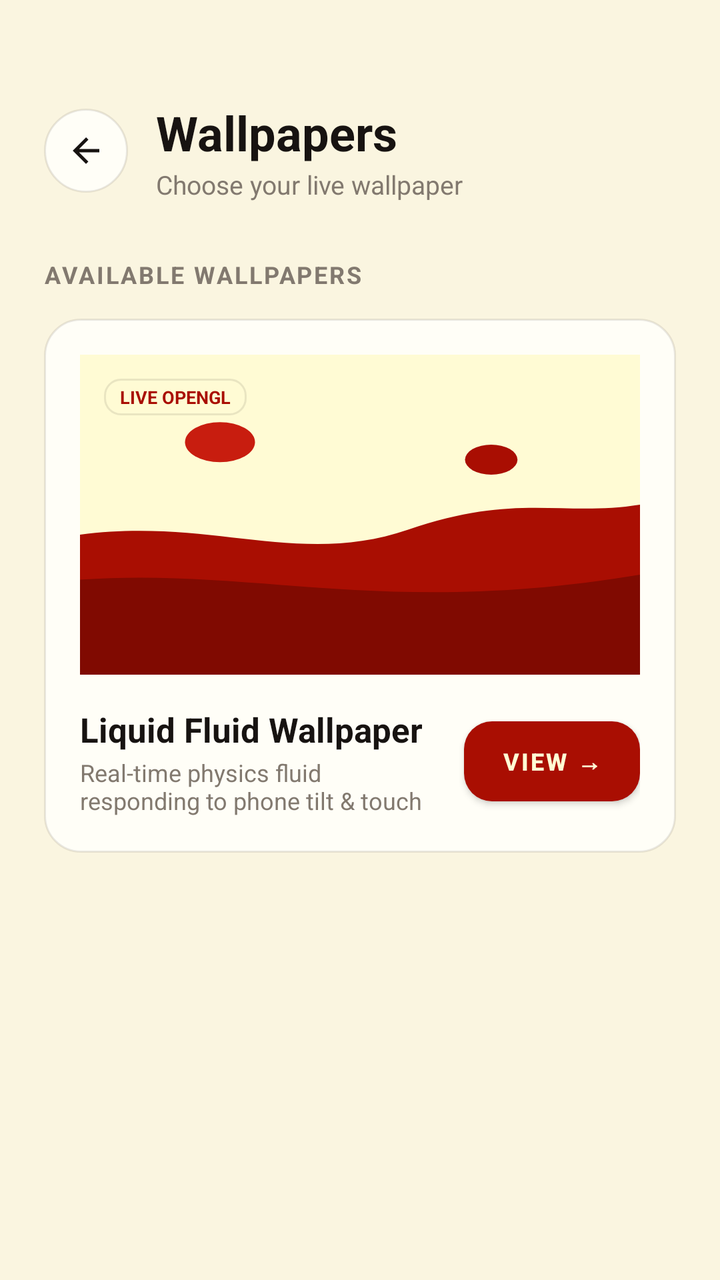
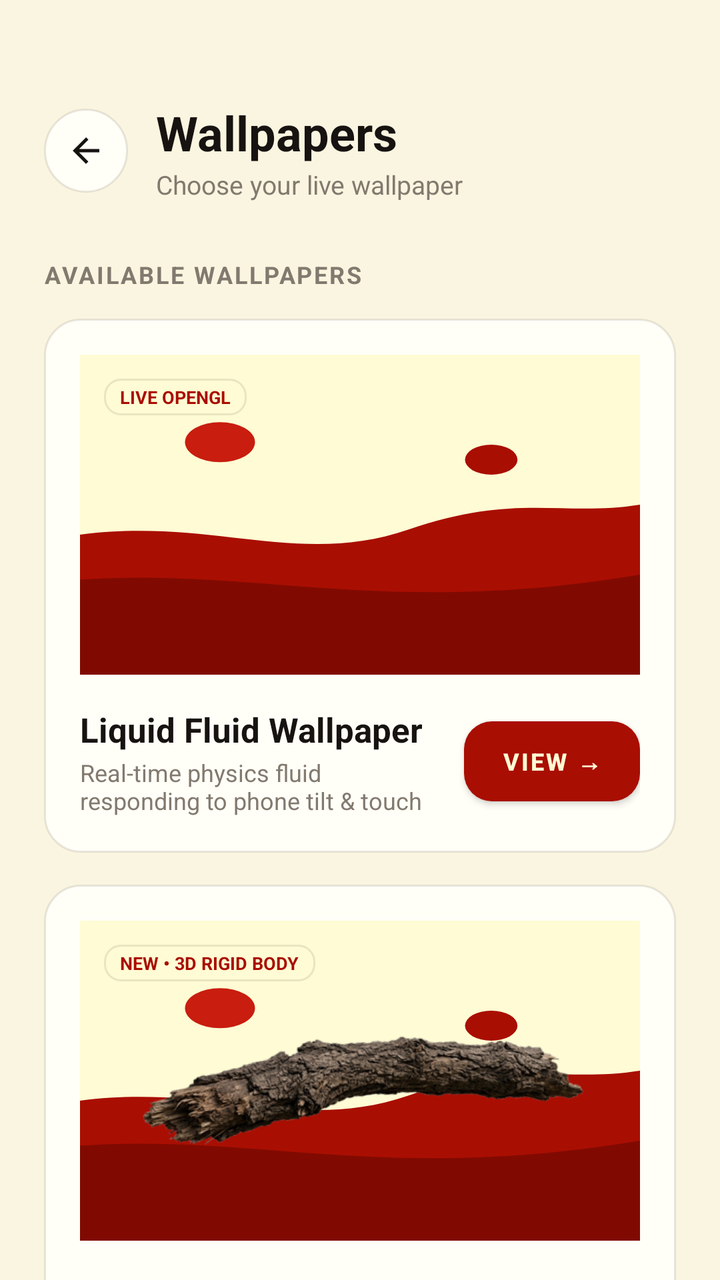

Before-and-after screenshots of an Android layout around one commit, followed by the original layout XML and the change that was made.
<!-- AndroidManifest.xml: application theme AppTheme -->
<!-- res/layout/fragment_wallpaper_list.xml -->
<?xml version="1.0" encoding="utf-8"?>
<ScrollView xmlns:android="http://schemas.android.com/apk/res/android"
    android:id="@+id/scrollWallpaperList"
    android:layout_width="match_parent"
    android:layout_height="match_parent"
    android:fillViewport="true"
    android:scrollbars="none"
    android:background="@color/bg_canvas">

    <LinearLayout
        android:layout_width="match_parent"
        android:layout_height="wrap_content"
        android:orientation="vertical"
        android:paddingStart="22dp"
        android:paddingEnd="22dp"
        android:paddingTop="50dp"
        android:paddingBottom="100dp">

        
        <LinearLayout
            android:layout_width="match_parent"
            android:layout_height="wrap_content"
            android:orientation="horizontal"
            android:gravity="center_vertical"
            android:layout_marginBottom="28dp">

            <ImageView
                android:id="@+id/btnWallpaperListBack"
                android:layout_width="42dp"
                android:layout_height="42dp"
                android:background="@drawable/btn_icon_circle"
                android:src="@drawable/ic_back_arrow"
                android:padding="11dp"
                android:layout_marginEnd="14dp"
                android:contentDescription="Back to Home" />

            <LinearLayout
                android:layout_width="0dp"
                android:layout_height="wrap_content"
                android:layout_weight="1"
                android:orientation="vertical">

                <TextView
                    android:layout_width="wrap_content"
                    android:layout_height="wrap_content"
                    android:text="Wallpapers"
                    android:textSize="24sp"
                    android:textStyle="bold"
                    android:textColor="@color/text_display" />

                <TextView
                    android:layout_width="wrap_content"
                    android:layout_height="wrap_content"
                    android:text="Choose your live wallpaper"
                    android:textSize="13sp"
                    android:textColor="@color/text_secondary"
                    android:layout_marginTop="1dp" />
            </LinearLayout>
        </LinearLayout>

        
        <TextView
            android:layout_width="wrap_content"
            android:layout_height="wrap_content"
            android:text="AVAILABLE WALLPAPERS"
            android:textSize="12sp"
            android:textStyle="bold"
            android:textColor="@color/brand_warm_grey"
            android:letterSpacing="0.08"
            android:layout_marginBottom="14dp" />

        
        <LinearLayout
            android:id="@+id/cardWallpaperCatalogItem"
            android:layout_width="match_parent"
            android:layout_height="wrap_content"
            android:orientation="vertical"
            android:background="@drawable/card_clean_white"
            android:padding="18dp"
            android:clickable="true"
            android:focusable="true"
            android:layout_marginBottom="16dp">

            
            <FrameLayout
                android:layout_width="match_parent"
                android:layout_height="160dp"
                android:background="@drawable/wallpaper_thumb"
                android:layout_marginBottom="16dp">

                <TextView
                    android:layout_width="wrap_content"
                    android:layout_height="wrap_content"
                    android:text="LIVE OPENGL"
                    android:textSize="9sp"
                    android:textStyle="bold"
                    android:textColor="@color/brand_milano_red"
                    android:background="@drawable/pill_badge_cream"
                    android:paddingStart="8dp"
                    android:paddingEnd="8dp"
                    android:paddingTop="3dp"
                    android:paddingBottom="3dp"
                    android:layout_gravity="top|start"
                    android:layout_margin="12dp" />
            </FrameLayout>

            <LinearLayout
                android:layout_width="match_parent"
                android:layout_height="wrap_content"
                android:orientation="horizontal"
                android:gravity="center_vertical">

                <LinearLayout
                    android:layout_width="0dp"
                    android:layout_height="wrap_content"
                    android:layout_weight="1"
                    android:orientation="vertical">

                    <TextView
                        android:layout_width="wrap_content"
                        android:layout_height="wrap_content"
                        android:text="Liquid Fluid Wallpaper"
                        android:textSize="17sp"
                        android:textStyle="bold"
                        android:textColor="@color/text_display" />

                    <TextView
                        android:layout_width="wrap_content"
                        android:layout_height="wrap_content"
                        android:text="Real-time physics fluid responding to phone tilt &amp; touch"
                        android:textSize="12sp"
                        android:textColor="@color/text_secondary"
                        android:layout_marginTop="2dp" />
                </LinearLayout>

                <Button
                    android:id="@+id/btnViewWallpaper"
                    android:layout_width="wrap_content"
                    android:layout_height="40dp"
                    android:text="View →"
                    android:textSize="12sp"
                    android:textStyle="bold"
                    android:textColor="@color/brand_lemon_chiffon"
                    android:background="@drawable/btn_primary_red"
                    android:paddingStart="16dp"
                    android:paddingEnd="16dp"
                    android:layout_marginStart="10dp" />
            </LinearLayout>
        </LinearLayout>

    </LinearLayout>
</ScrollView>
<!-- resources referenced by this layout -->
<resources>
  <color name="bg_canvas">#FAF5E0</color>
  <color name="brand_lemon_chiffon">#FFFBD4</color>
  <color name="brand_milano_red">#A90E02</color>
  <color name="brand_warm_grey">#82796F</color>
  <color name="text_display">#171311</color>
  <color name="text_secondary">#82796F</color>
  <!-- drawable btn_icon_circle (drawable) -->
  <?xml version="1.0" encoding="utf-8"?>
  <ripple xmlns:android="http://schemas.android.com/apk/res/android"
      android:color="@color/brand_milano_red_subtle">
      <item>
          <shape android:shape="oval">
              <solid android:color="@color/brand_warm_white" />
              <stroke android:width="1dp" android:color="@color/brand_border_subtle" />
          </shape>
      </item>
  </ripple>
  <!-- drawable btn_primary_red (drawable) -->
  <?xml version="1.0" encoding="utf-8"?>
  <ripple xmlns:android="http://schemas.android.com/apk/res/android"
      android:color="#33FFFFFF">
      <item>
          <shape android:shape="rectangle">
              <gradient
                  android:angle="0"
                  android:startColor="@color/brand_milano_red"
                  android:endColor="@color/brand_milano_red_light"
                  android:type="linear" />
              <corners android:radius="14dp" />
          </shape>
      </item>
  </ripple>
  <!-- drawable card_clean_white (drawable) -->
  <?xml version="1.0" encoding="utf-8"?>
  <shape xmlns:android="http://schemas.android.com/apk/res/android"
      android:shape="rectangle">
      <solid android:color="@color/brand_warm_white" />
      <corners android:radius="18dp" />
      <stroke android:width="1dp" android:color="@color/brand_border_subtle" />
  </shape>
  <!-- drawable ic_back_arrow (drawable) -->
  <?xml version="1.0" encoding="utf-8"?>
  <vector xmlns:android="http://schemas.android.com/apk/res/android"
      android:width="24dp"
      android:height="24dp"
      android:viewportWidth="24"
      android:viewportHeight="24">
      <path
          android:fillColor="@color/text_display"
          android:pathData="M20,11H7.83l5.59,-5.59L12,4l-8,8 8,8 1.41,-1.41L7.83,13H20v-2z" />
  </vector>
  <!-- drawable pill_badge_cream (drawable) -->
  <?xml version="1.0" encoding="utf-8"?>
  <shape xmlns:android="http://schemas.android.com/apk/res/android"
      android:shape="rectangle">
      <solid android:color="@color/brand_lemon_chiffon" />
      <corners android:radius="8dp" />
      <stroke android:width="1dp" android:color="@color/brand_border_subtle" />
  </shape>
  <style name="AppTheme" parent="Theme.MaterialComponents.DayNight.NoActionBar">
          <item name="android:windowBackground">@color/bg_canvas</item>
          <item name="android:statusBarColor">@color/bg_canvas</item>
          <item name="android:windowLightStatusBar">true</item>
          <item name="android:navigationBarColor">@color/bg_canvas</item>
          <item name="android:windowLightNavigationBar">true</item>
          <item name="colorPrimary">@color/brand_milano_red</item>
          <item name="colorPrimaryDark">@color/brand_milano_red_dark</item>
          <item name="colorAccent">@color/brand_milano_red</item>
      </style>
  <color name="brand_milano_red_subtle">#1AA90E02</color>
  <color name="brand_warm_white">#FFFEF7</color>
  <color name="brand_border_subtle">#1A292421</color>
  <color name="brand_milano_red_light">#C81D0F</color>
  <color name="brand_milano_red_dark">#800A01</color>
  <!-- unchanged entries left out for length: 1 -->
</resources>

<!-- the commit's change to res/layout/fragment_wallpaper_list.xml (unified diff, before → after) -->
@@ -148,5 +148,93 @@
             </LinearLayout>
         </LinearLayout>
 
+        
+        <LinearLayout
+            android:id="@+id/cardWallpaperSticksItem"
+            android:layout_width="match_parent"
+            android:layout_height="wrap_content"
+            android:orientation="vertical"
+            android:background="@drawable/card_clean_white"
+            android:padding="18dp"
+            android:clickable="true"
+            android:focusable="true"
+            android:layout_marginBottom="16dp">
+
+            
+            <FrameLayout
+                android:layout_width="match_parent"
+                android:layout_height="160dp"
+                android:background="@drawable/wallpaper_thumb"
+                android:layout_marginBottom="16dp">
+
+                <ImageView
+                    android:layout_width="220dp"
+                    android:layout_height="70dp"
+                    android:src="@drawable/stick_twig_1"
+                    android:layout_gravity="center"
+                    android:scaleType="fitCenter"
+                    android:rotation="-8"
+                    android:contentDescription="Floating Stick" />
+
+                <TextView
+                    android:layout_width="wrap_content"
+                    android:layout_height="wrap_content"
+                    android:text="NEW • 3D RIGID BODY"
+                    android:textSize="9sp"
+                    android:textStyle="bold"
+                    android:textColor="@color/brand_milano_red"
+                    android:background="@drawable/pill_badge_cream"
+                    android:paddingStart="8dp"
+                    android:paddingEnd="8dp"
+                    android:paddingTop="3dp"
+                    android:paddingBottom="3dp"
+                    android:layout_gravity="top|start"
+                    android:layout_margin="12dp" />
+            </FrameLayout>
+
+            <LinearLayout
+                android:layout_width="match_parent"
+                android:layout_height="wrap_content"
+                android:orientation="horizontal"
+                android:gravity="center_vertical">
+
+                <LinearLayout
+                    android:layout_width="0dp"
+                    android:layout_height="wrap_content"
+                    android:layout_weight="1"
+                    android:orientation="vertical">
+
+                    <TextView
+                        android:layout_width="wrap_content"
+                        android:layout_height="wrap_content"
+                        android:text="Floating Sticks Water"
+                        android:textSize="17sp"
+                        android:textStyle="bold"
+                        android:textColor="@color/text_display" />
+
+                    <TextView
+                        android:layout_width="wrap_content"
+                        android:layout_height="wrap_content"
+                        android:text="Water physics coupled with floating 3D wooden driftwood twigs &amp; buoyancy"
+                        android:textSize="12sp"
+                        android:textColor="@color/text_secondary"
+                        android:layout_marginTop="2dp" />
+                </LinearLayout>
+
+                <Button
+                    android:id="@+id/btnViewSticksWallpaper"
+                    android:layout_width="wrap_content"
+                    android:layout_height="40dp"
+                    android:text="View →"
+                    android:textSize="12sp"
+                    android:textStyle="bold"
+                    android:textColor="@color/brand_lemon_chiffon"
+                    android:background="@drawable/btn_primary_red"
+                    android:paddingStart="16dp"
+                    android:paddingEnd="16dp"
+                    android:layout_marginStart="10dp" />
+            </LinearLayout>
+        </LinearLayout>
+
     </LinearLayout>
 </ScrollView>
<!-- resource entries referenced after the edit -->
@@ -59,6 +59,7 @@
       <corners android:radius="8dp" />
       <stroke android:width="1dp" android:color="@color/brand_border_subtle" />
   </shape>
+  <!-- drawable stick_twig_1: png bitmap (drawable, 56410 bytes) -->
   <style name="AppTheme" parent="Theme.MaterialComponents.DayNight.NoActionBar">
           <item name="android:windowBackground">@color/bg_canvas</item>
           <item name="android:statusBarColor">@color/bg_canvas</item>
